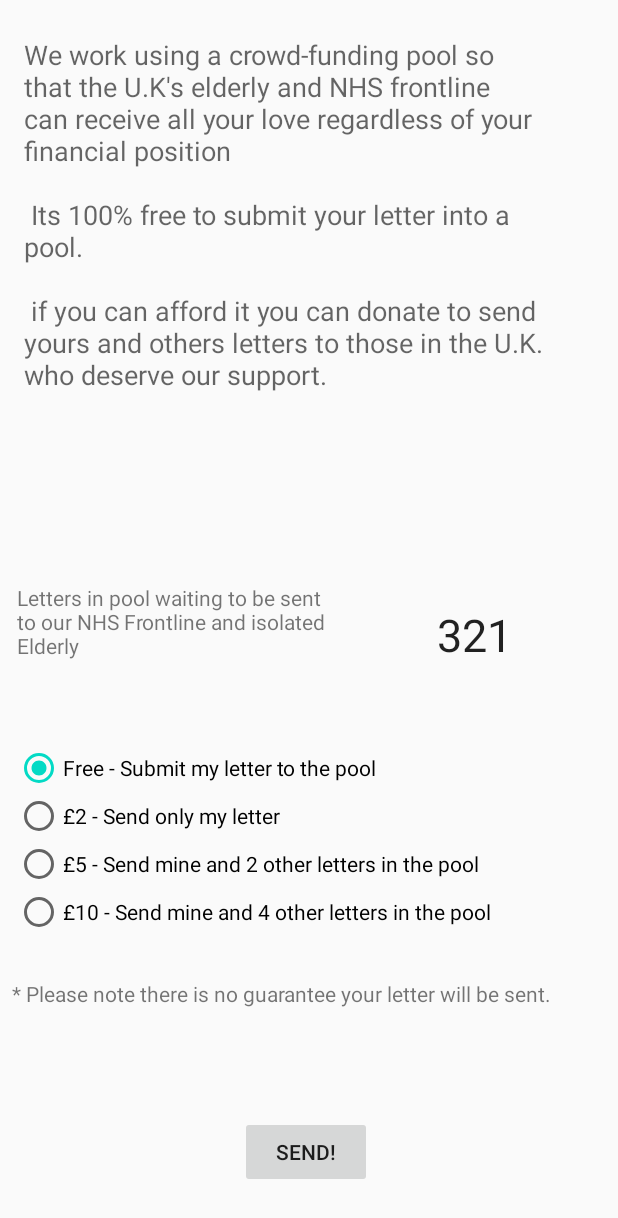
After one commit to Danau5tin/SendaSmile-Android-App, an Android app: the layout confirm_send_activity.xml on its own in the app's theme, with its tools: preview values and no code run, on a phone screen of 412 x 824 dp. The commit adds this screen. Shown: the top 1218 px of the screen. Run offline under Robolectric (Android 15) with nearby library versions, the phone set to English and light mode, and no system bars.

Commit message:
Created a few layouts for my intial draft of how the app will look

```diff
--- a/App/app/src/main/AndroidManifest.xml
+++ b/App/app/src/main/AndroidManifest.xml
@@ -6,6 +6,7 @@
         android:allowBackup="true"
         android:icon="@mipmap/ic_launcher"
         android:label="@string/app_name"
+        android:hardwareAccelerated="false"
         android:roundIcon="@mipmap/ic_launcher_round"
         android:supportsRtl="true"
         android:theme="@style/AppTheme">
--- /dev/null
+++ b/App/app/src/main/res/layout/confirm_send_activity.xml
@@ -0,0 +1,102 @@
+<?xml version="1.0" encoding="utf-8"?>
+<androidx.constraintlayout.widget.ConstraintLayout
+    xmlns:android="http://schemas.android.com/apk/res/android"
+    xmlns:app="http://schemas.android.com/apk/res-auto"
+    xmlns:tools="http://schemas.android.com/tools"
+    android:layout_width="match_parent"
+    android:layout_height="match_parent">
+
+    <RadioGroup
+        android:id="@+id/radioGroup"
+        android:layout_width="392dp"
+        android:layout_height="156dp"
+        android:layout_marginStart="10dp"
+        android:layout_marginEnd="10dp"
+        android:layout_marginBottom="92dp"
+        android:checkedButton="@id/radioButton"
+        app:layout_constraintBottom_toTopOf="@+id/button8"
+        app:layout_constraintEnd_toEndOf="parent"
+        app:layout_constraintHorizontal_bias="0.0"
+        app:layout_constraintStart_toStartOf="parent">
+
+        <RadioButton
+            android:id="@+id/radioButton"
+            android:layout_width="match_parent"
+            android:layout_height="wrap_content"
+            android:text="@string/radio1" />
+
+        <RadioButton
+            android:id="@+id/radioButton2"
+            android:layout_width="match_parent"
+            android:layout_height="wrap_content"
+            android:text="@string/radio2" />
+
+        <RadioButton
+            android:id="@+id/radioButton3"
+            android:layout_width="match_parent"
+            android:layout_height="wrap_content"
+            android:text="@string/radio3" />
+
+        <RadioButton
+            android:id="@+id/radioButton4"
+            android:layout_width="match_parent"
+            android:layout_height="wrap_content"
+            android:text="@string/radio4" />
+    </RadioGroup>
+
+    <Button
+        android:id="@+id/button8"
+        android:layout_width="wrap_content"
+        android:layout_height="wrap_content"
+        android:layout_marginStart="160dp"
+        android:layout_marginBottom="32dp"
+        android:text="@string/send"
+        app:layout_constraintBottom_toBottomOf="parent"
+        app:layout_constraintStart_toStartOf="parent" />
+
+    <TextView
+        android:id="@+id/textView8"
+        android:layout_width="354dp"
+        android:layout_height="243dp"
+        android:layout_marginStart="16dp"
+        android:layout_marginTop="24dp"
+        android:text="@string/help_desc"
+        android:textAppearance="@style/TextAppearance.AppCompat.Medium"
+        app:layout_constraintStart_toStartOf="parent"
+        app:layout_constraintTop_toTopOf="parent" />
+
+    <TextView
+        android:id="@+id/textView9"
+        android:layout_width="wrap_content"
+        android:layout_height="wrap_content"
+        android:layout_marginStart="8dp"
+        android:layout_marginBottom="72dp"
+        android:text="@string/no_guaran"
+        app:layout_constraintBottom_toTopOf="@+id/button8"
+        app:layout_constraintStart_toStartOf="parent" />
+
+    <TextView
+        android:id="@+id/textView10"
+        android:layout_width="79dp"
+        android:layout_height="41dp"
+        android:layout_marginEnd="56dp"
+        android:layout_marginBottom="52dp"
+        android:gravity="center"
+        android:text="@string/num_letters"
+        android:textAppearance="@style/TextAppearance.AppCompat.Large"
+        android:textSize="30sp"
+        app:layout_constraintBottom_toTopOf="@+id/radioGroup"
+        app:layout_constraintEnd_toEndOf="parent"
+        app:layout_constraintTop_toTopOf="@+id/textView11"
+        app:layout_constraintVertical_bias="1.0" />
+
+    <TextView
+        android:id="@+id/textView11"
+        android:layout_width="225dp"
+        android:layout_height="59dp"
+        android:layout_marginEnd="40dp"
+        android:layout_marginBottom="48dp"
+        android:text="@string/no_letters"
+        app:layout_constraintBottom_toTopOf="@+id/radioGroup"
+        app:layout_constraintEnd_toStartOf="@+id/textView10" />
+</androidx.constraintlayout.widget.ConstraintLayout>
--- a/App/app/src/main/res/values/strings.xml
+++ b/App/app/src/main/res/values/strings.xml
@@ -1,3 +1,65 @@
 <resources>
+
+    <!-- activity_main -->
     <string name="app_name">HelpApp</string>
+    <string name="app_intro">Together we can show our love for those who deserve it\n\n #LoveInAFewTaps</string>
+
+                <!-- activity_main buttons-->
+    <string name="home_start_but">Write a letter</string>
+    <string name="how_start_but">How does this work?</string>
+
+
+    <!-- pre_letter_creation -->
+    <string name="Who_to">Who would you like to support?</string>
+
+    <string name="type_person">Recipient:</string>
+    <string name="nhs">NHS Worker</string>
+    <string name="isolated">Isolated elderly person</string>
+
+    <string name="gender_text">Sex:</string>
+    <string name="Male">Gentleman</string>
+    <string name="Female">Lady</string>
+                <!-- pre_letter_creation buttons-->
+    <string name="continue_button">Continue</string>
+
+
+
+    <!-- create_letter_activity -->
+    <string name="reciever_confirmation">You are writing to: A MALE\n Who is: WORKING IN THE U.K. NHS.</string>
+    <string name="help_to_write_prompt">Not sure what to write? Click for quick inspiration</string>
+    <string name="write_message">Write your message here:</string>
+    <string name="sign">Your signature here:</string>
+
+                <!-- create_letter_activity buttons -->
+    <string name="continue_preview">Preview </string>
+
+
+    <!-- preview_letter_activity -->
+    <string name="front_but">See Front</string>
+    <string name="rear_but">See Rear</string>
+    <string name="edit_but">Edit</string>
+    <string name="continue_send_but">Continue and send</string>
+
+    <!-- confirm_send_activity -->
+    <string name="thank_you">Thank you! 1 more step: </string>
+    <string name="descr_long">We are all about bringing Britain together through\n
+        our messages to the elderly in isolation\n and the NHS workers on the front line\n\n</string>
+
+    <string name="help_desc">We work using a crowd-funding pool so that the U.K\'s elderly and NHS frontline can receive all your love regardless of your financial position\n\n
+        Its 100% free to submit your letter into a pool.\n\n
+        if you can afford it you can donate to send yours and others letters to those in the U.K. who deserve our support.
+    </string>
+
+    <string name="no_letters">Letters in pool waiting to be sent to our NHS Frontline and isolated Elderly</string>
+    <string name="num_letters">321</string>
+
+    <string name="radio1">Free - Submit my letter to the pool</string>
+    <string name="radio2">£2 - Send only my letter</string>
+    <string name="radio3">£5 - Send mine and 2 other letters in the pool</string>
+    <string name="radio4">£10 - Send mine and 4 other letters in the pool</string>
+
+    <string name="no_guaran">* Please note there is no guarantee your letter will be sent.</string>
+
+    <!-- confirm_send_activity buttons -->
+    <string name="send">Send!</string>
 </resources>
```
Also changed, not shown: App/app/src/main/res/layout/activity_main.xml (+60 -6 lines), App/app/src/main/res/layout/create_letter_activity.xml (added, +85 -0 lines), App/app/src/main/res/layout/pre_letter_creation.xml (added, +102 -0 lines), App/app/src/main/res/layout/preview_letter.xml (added, +64 -0 lines), App/app/src/main/res/raw/people_logo.png (added), App/app/src/main/res/raw/postcard_front.jpeg (added).
